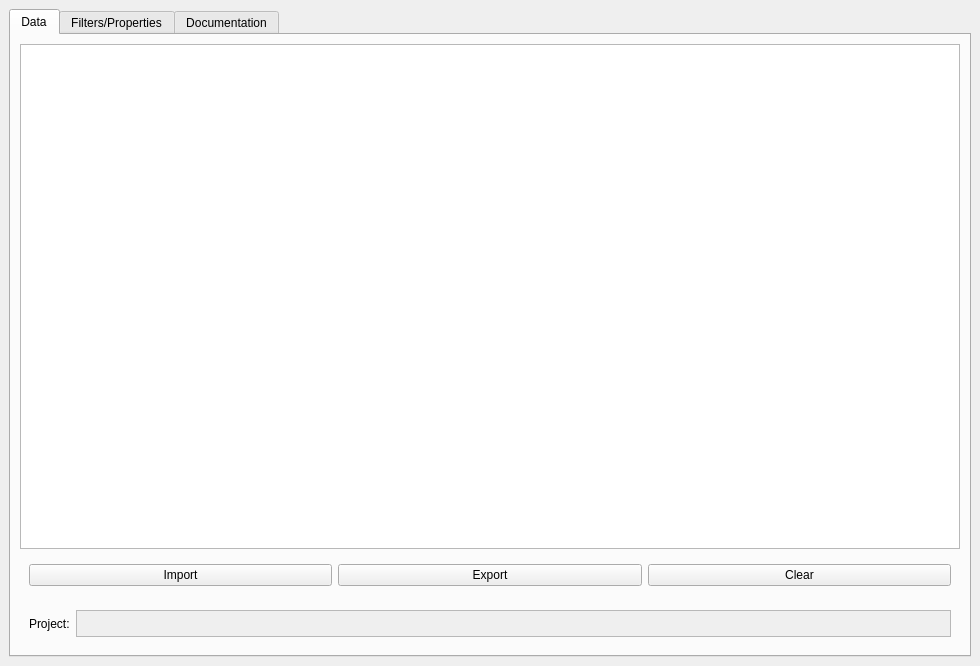
lccanon/Radiotrack, file Radiotrack_dockwidget_base.ui: the form before one commit.
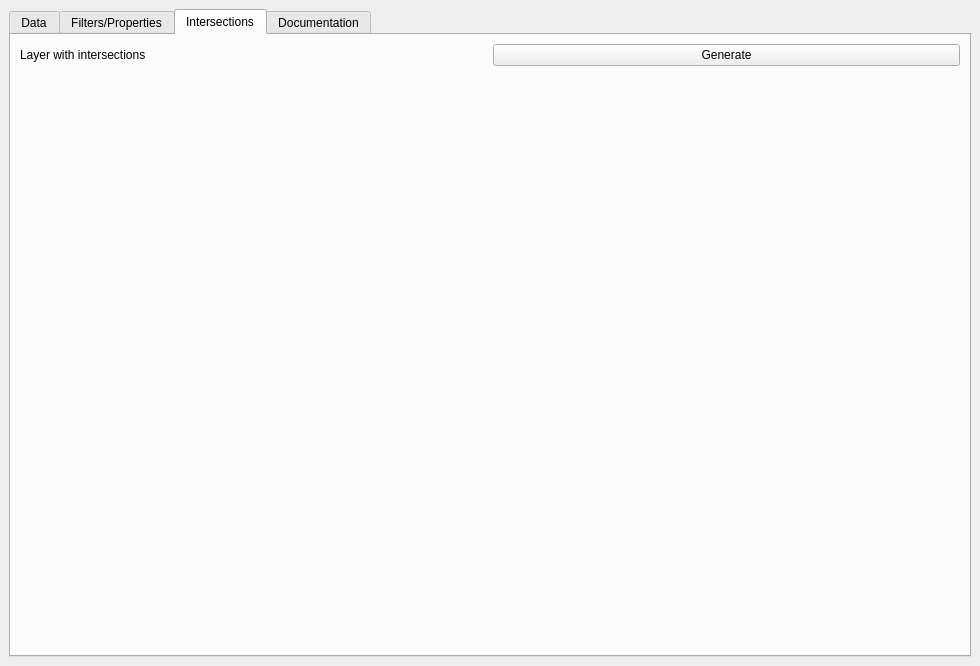
The form after the commit. The open tabs and pages were chosen to show the change. Custom widgets are drawn as their Qt base class.

Commit message: Add button for intersections

```diff
--- a/Radiotrack_dockwidget_base.ui
+++ b/Radiotrack_dockwidget_base.ui
@@ -415,6 +415,44 @@
           </property>
           <property name="sizeHint" stdset="0">
            <size>
+            <width>0</width>
+            <height>0</height>
+           </size>
+          </property>
+         </spacer>
+        </item>
+       </layout>
+      </widget>
+      <widget class="QWidget" name="computation">
+       <attribute name="title">
+        <string>Intersections</string>
+       </attribute>
+       <layout class="QVBoxLayout" name="verticalLayout_7">
+        <item>
+         <layout class="QHBoxLayout" name="horizontalLayout_6">
+          <item>
+           <widget class="QLabel" name="label_7">
+            <property name="text">
+             <string>Layer with intersections</string>
+            </property>
+           </widget>
+          </item>
+          <item>
+           <widget class="QPushButton" name="intersectionButton">
+            <property name="text">
+             <string>Generate</string>
+            </property>
+           </widget>
+          </item>
+         </layout>
+        </item>
+        <item>
+         <spacer name="verticalSpacer_3">
+          <property name="orientation">
+           <enum>Qt::Vertical</enum>
+          </property>
+          <property name="sizeHint" stdset="0">
+           <size>
             <width>20</width>
             <height>598</height>
            </size>
```
